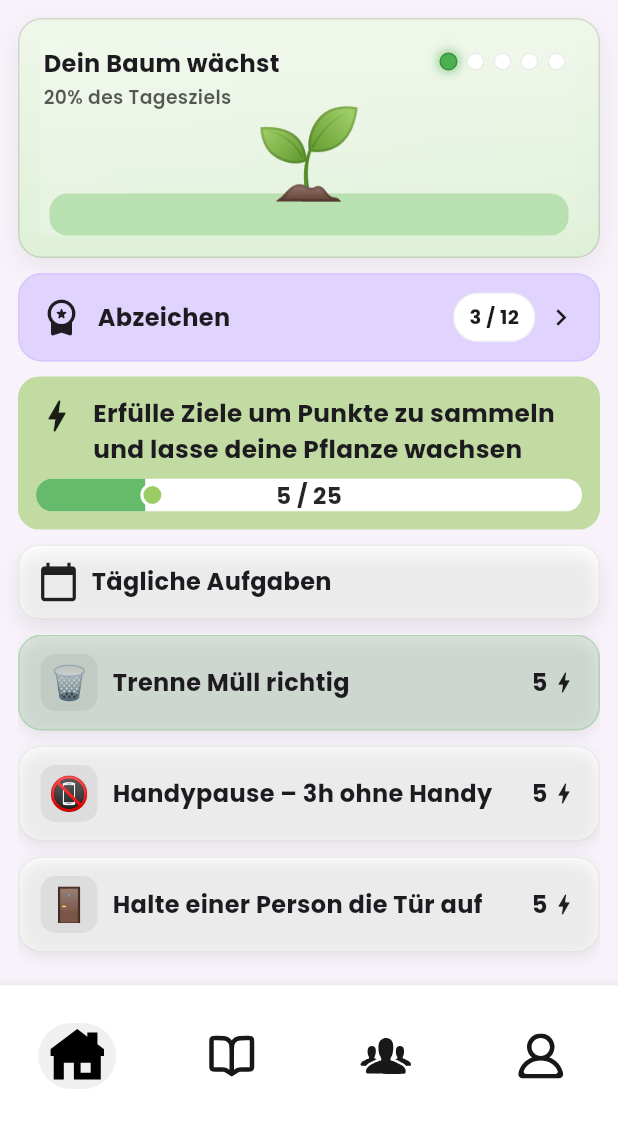
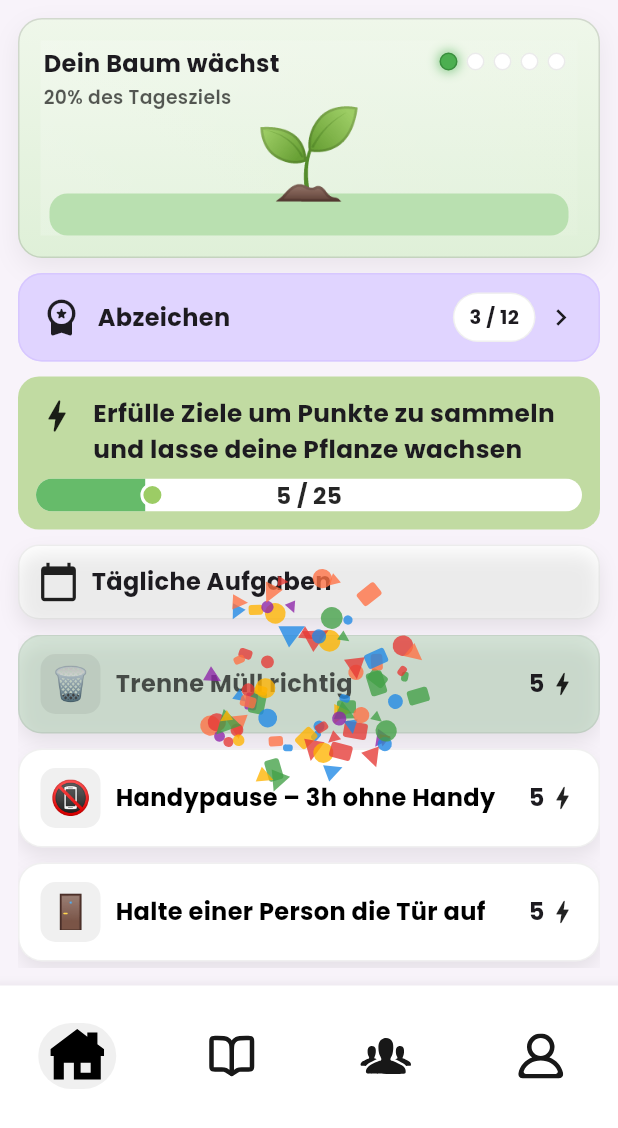
Before and after one commit to WannaChry/Daily-Good, a Flutter app: the HomePage screen opened by its route, after a tap on "🗑️", on a phone screen of 412 x 824 dp, the part 108-1236 px from its top. Run offline on Flutter 3.47's test engine with Material 3 defaults, Android fonts, the phone set to English and light mode, and no system bars; our stand-ins replace cloud_firestore, firebase_auth, firebase_core, firebase_storage, flutter_svg, google_fonts and 1 more; accounts and stored records are empty; network calls fail; project files that could hold a hidden picture were left out.

Commit message:
Update 10.09.2025 - 22.30 Uhr - Neuste Version

```diff
--- a/lib/pages/pages/home/goals_page.dart
+++ b/lib/pages/pages/home/goals_page.dart
@@ -1,7 +1,6 @@
+// lib/pages/pages/home/goals_page.dart
 import 'package:flutter/material.dart';
-import 'package:google_fonts/google_fonts.dart';
 
-import 'package:studyproject/pages/models/AppBadge.dart';
 import 'package:studyproject/pages/pages/home/badge_dex_page.dart';
 import 'package:studyproject/pages/pages/home/TreeGrowth.dart';
 import 'package:studyproject/pages/pages/home/SectionHeaderCard.dart';
@@ -19,7 +18,7 @@ class GoalsPage extends StatefulWidget {
 }
 
 class GoalsPageState extends State<GoalsPage>
-    with AutomaticKeepAliveClientMixin<GoalsPage>, TickerProviderStateMixin {
+    with AutomaticKeepAliveClientMixin<GoalsPage>, SingleTickerProviderStateMixin {
   final List<Map<String, dynamic>> tasks = [
     {"text": "Trenne Müll richtig", "points": 5, "emoji": "🗑️"},
     {"text": "Handypause – 3h ohne Handy", "points": 5, "emoji": "📵"},
@@ -38,10 +37,11 @@ class GoalsPageState extends State<GoalsPage>
   int get _truePoints =>
       _completed.fold<int>(0, (sum, i) => sum + (tasks[i]['points'] as int));
 
-  late AnimationController _counterCtrl;
+  late final AnimationController _counterCtrl;
   late Animation<int> _counterTween;
   int _displayPoints = 0;
 
+  /// Globale Tap-Position für Konfetti
   Offset? _tapPos;
 
   @override
@@ -54,6 +54,9 @@ class GoalsPageState extends State<GoalsPage>
       setState(() => _displayPoints = _counterTween.value);
       widget.onPointsChanged(_displayPoints);
     });
+
+    // sichere Initialisierung (verhindert späte Nullzugriffe)
+    _counterTween = IntTween(begin: 0, end: 0).animate(_counterCtrl);
   }
 
   @override
@@ -63,6 +66,7 @@ class GoalsPageState extends State<GoalsPage>
   }
 
   void _animatePoints(int from, int to) {
+    if (from == to) return; // nichts zu tun
     _counterCtrl.stop();
     _counterTween = IntTween(begin: from, end: to).animate(
       CurvedAnimation(parent: _counterCtrl, curve: Curves.easeOutCubic),
@@ -74,14 +78,17 @@ class GoalsPageState extends State<GoalsPage>
 
   void _toggleTask(int i, bool isDone) {
     final before = _displayPoints;
+
     setState(() {
       isDone ? _completed.remove(i) : _completed.add(i);
     });
+
     final after = _truePoints;
     _animatePoints(before, after);
 
     if (!isDone && _tapPos != null) {
       showConfettiBurst(context, _tapPos!);
+      _tapPos = null; // aufräumen
     }
   }
 
@@ -135,7 +142,7 @@ class GoalsPageState extends State<GoalsPage>
                   points: t['points'] as int,
                   done: isDone,
                   onTap: () => _toggleTask(i, isDone),
-                  onTapDown: (pos) => _tapPos = pos, // Tap-Position fürs Konfetti
+                  onTapDown: (pos) => _tapPos = pos, // globale Tap-Pos fürs Konfetti
                 );
               },
             ),
--- a/lib/pages/widgets/confetti_burst.dart
+++ b/lib/pages/widgets/confetti_burst.dart
@@ -1,24 +1,18 @@
-// lib/pages/widgets/confetti_burst.dart
 import 'dart:math';
 import 'package:flutter/material.dart';
 
-/// Explosion aus buntem Konfetti an der globalen Klick-Position.
+/// Bunte Konfetti-Explosion rund um [globalTapPosition].
 void showConfettiBurst(BuildContext context, Offset globalTapPosition) {
   final overlay = Overlay.of(context, rootOverlay: true);
   if (overlay == null) return;
 
-  // global -> local, relativ zum Overlay
   final box = overlay.context.findRenderObject() as RenderBox;
   final local = box.globalToLocal(globalTapPosition);
 
-  // Overlay-Ebene einblenden
   late OverlayEntry entry;
   entry = OverlayEntry(
     builder: (_) => Positioned.fill(
-      child: _ConfettiLayer(
-        origin: local,
-        onDone: () => entry.remove(),
-      ),
+      child: _ConfettiLayer(origin: local, onDone: () => entry.remove()),
     ),
   );
   overlay.insert(entry);
@@ -43,16 +37,15 @@ class _ConfettiLayerState extends State<_ConfettiLayer>
   void initState() {
     super.initState();
 
-    // Partikel anlegen
-    _ps = List.generate(80, (_) => _Particle.zero());
-    _initParticles();
+    _ps = List.generate(80, (_) => _Particle());
+    _resetParticles();
 
     _ctrl = AnimationController(
       vsync: this,
       duration: const Duration(milliseconds: 1100),
     )
       ..addListener(() {
-        _step(1 / 60); // ~60 FPS
+        _tick(1 / 60);
         setState(() {});
       })
       ..addStatusListener((s) {
@@ -62,29 +55,28 @@ class _ConfettiLayerState extends State<_ConfettiLayer>
     _ctrl.forward();
   }
 
-  void _initParticles() {
-    const baseSpeed = 240.0;
+  void _resetParticles() {
+    const base = 240.0;
     for (final p in _ps) {
-      final angle = rnd.nextDouble() * pi * 2;
-      final speed = baseSpeed * (0.55 + rnd.nextDouble());
+      final a = rnd.nextDouble() * pi * 2;
+      final v = base * (0.55 + rnd.nextDouble());
       p.pos = widget.origin;
-      p.vel = Offset(cos(angle) * speed, sin(angle) * speed - 80); // etwas up
+      p.vel = Offset(cos(a) * v, sin(a) * v - 80);
       p.size = 6 + rnd.nextDouble() * 10;
       p.color = _palette[rnd.nextInt(_palette.length)];
-      p.life = 1.0;
+      p.life = 1;
       p.rot = rnd.nextDouble() * pi;
-      p.type = _Shape.values[rnd.nextInt(_Shape.values.length)];
+      p.shape = _Shape.values[rnd.nextInt(_Shape.values.length)];
     }
   }
 
-  void _step(double dt) {
-    // simple Physik
+  void _tick(double dt) {
     for (final p in _ps) {
       if (p.life <= 0) continue;
-      p.vel += const Offset(0, 650) * dt; // Gravitation
+      p.vel += const Offset(0, 650) * dt;
       p.pos += p.vel * dt;
       p.rot += 5 * dt;
-      p.life -= 1.1 * dt; // ausfaden
+      p.life -= 1.1 * dt;
     }
   }
 
@@ -98,9 +90,7 @@ class _ConfettiLayerState extends State<_ConfettiLayer>
   Widget build(BuildContext context) {
     return IgnorePointer(
       ignoring: true,
-      child: CustomPaint(
-        painter: _ConfettiPainter(_ps),
-      ),
+      child: CustomPaint(painter: _ConfettiPainter(_ps)),
     );
   }
 }
@@ -114,9 +104,7 @@ class _Particle {
   double life = 1;
   double rot = 0;
   Color color = Colors.red;
-  _Shape type = _Shape.circle;
-
-  _Particle.zero();
+  _Shape shape = _Shape.circle;
 }
 
 const _palette = <Color>[
@@ -145,7 +133,7 @@ class _ConfettiPainter extends CustomPainter {
       canvas.translate(p.pos.dx, p.pos.dy);
       canvas.rotate(p.rot);
 
-      switch (p.type) {
+      switch (p.shape) {
         case _Shape.circle:
           canvas.drawCircle(Offset.zero, s / 2, paint);
           break;
--- a/lib/pages/widgets/task_title.dart
+++ b/lib/pages/widgets/task_title.dart
@@ -9,7 +9,7 @@ class TaskTile extends StatelessWidget {
     required this.points,
     required this.done,
     required this.onTap,
-    required this.onTapDown,
+    this.onTapDown,
   });
 
   final String title;
@@ -17,41 +17,41 @@ class TaskTile extends StatelessWidget {
   final int points;
   final bool done;
   final VoidCallback onTap;
-  final void Function(Offset globalTapPosition) onTapDown;
+  /// Bekommt die **globale** Tap-Position (für Konfetti)
+  final ValueChanged<Offset>? onTapDown;
 
   @override
   Widget build(BuildContext context) {
-    final bg = done ? Colors.green.withOpacity(0.15) : Colors.white;
-    final border = done
-        ? Colors.green.withOpacity(0.25)
-        : Colors.black.withOpacity(0.06);
+    final base = GoogleFonts.poppins(fontSize: 16, fontWeight: FontWeight.w700);
+    final pts  = GoogleFonts.poppins(fontSize: 16, fontWeight: FontWeight.w800);
 
     return GestureDetector(
-      onTapDown: (d) => onTapDown(d.globalPosition),
-      child: Material(
-        color: bg,
-        borderRadius: BorderRadius.circular(16),
-        child: InkWell(
+      behavior: HitTestBehavior.opaque,
+      onTapDown: (details) => onTapDown?.call(details.globalPosition),
       onTap: onTap,
-          borderRadius: BorderRadius.circular(16),
-          child: Container(
+      child: AnimatedContainer(
+        duration: const Duration(milliseconds: 200),
         padding: const EdgeInsets.symmetric(horizontal: 14, vertical: 12),
         decoration: BoxDecoration(
+          color: done
+              ? const Color(0xFF66BB6A).withOpacity(.22) // transparent grün
+              : Colors.white,
           borderRadius: BorderRadius.circular(16),
-              border: Border.all(color: border),
+          border: Border.all(color: Colors.black.withOpacity(0.06)),
           boxShadow: const [
             BoxShadow(
               color: Color(0x14000000),
-                  blurRadius: 8,
-                  offset: Offset(0, 3),
+              blurRadius: 10,
+              offset: Offset(0, 6),
             )
           ],
         ),
         child: Row(
           children: [
+            // Emoji-Kästchen
             Container(
-                  width: 38,
-                  height: 38,
+              width: 40,
+              height: 40,
               alignment: Alignment.center,
               decoration: BoxDecoration(
                 color: Colors.black.withOpacity(.06),
@@ -60,34 +60,34 @@ class TaskTile extends StatelessWidget {
               child: Text(emoji, style: const TextStyle(fontSize: 22)),
             ),
             const SizedBox(width: 10),
+
+            // Titel
             Expanded(
               child: Text(
                 title,
-                    style: GoogleFonts.poppins(
-                      fontSize: 16,
-                      fontWeight: FontWeight.w700,
+                maxLines: 2,
+                overflow: TextOverflow.ellipsis,
+                style: base.copyWith(
+                  // kein Durchstreichen mehr
+                  color: done ? Colors.black.withOpacity(.65) : Colors.black,
                 ),
               ),
             ),
+
+            const SizedBox(width: 8),
+
+            // Punkte
             Row(
               mainAxisSize: MainAxisSize.min,
               children: [
-                    Text(
-                      '$points',
-                      style: GoogleFonts.poppins(
-                        fontSize: 16,
-                        fontWeight: FontWeight.w800,
-                      ),
-                    ),
+                Text('$points', style: pts),
                 const SizedBox(width: 2),
-                    const Icon(Icons.bolt_rounded, size: 18),
+                const Icon(Icons.bolt_rounded, size: 20),
               ],
             ),
           ],
         ),
       ),
-        ),
-      ),
     );
   }
 }
```
Lines whose indentation alone changed are shown as unchanged.
